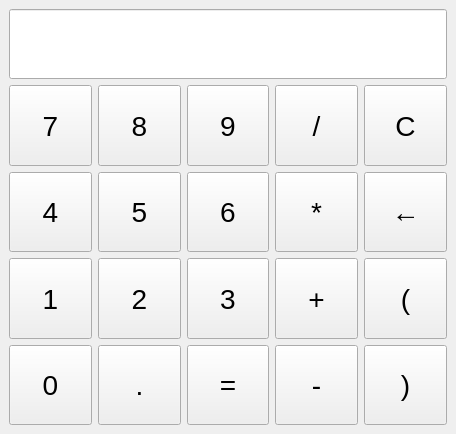
Above: mainwindow.ui from Laefye/labs.oop.03 before the change. Below: the same form after it.
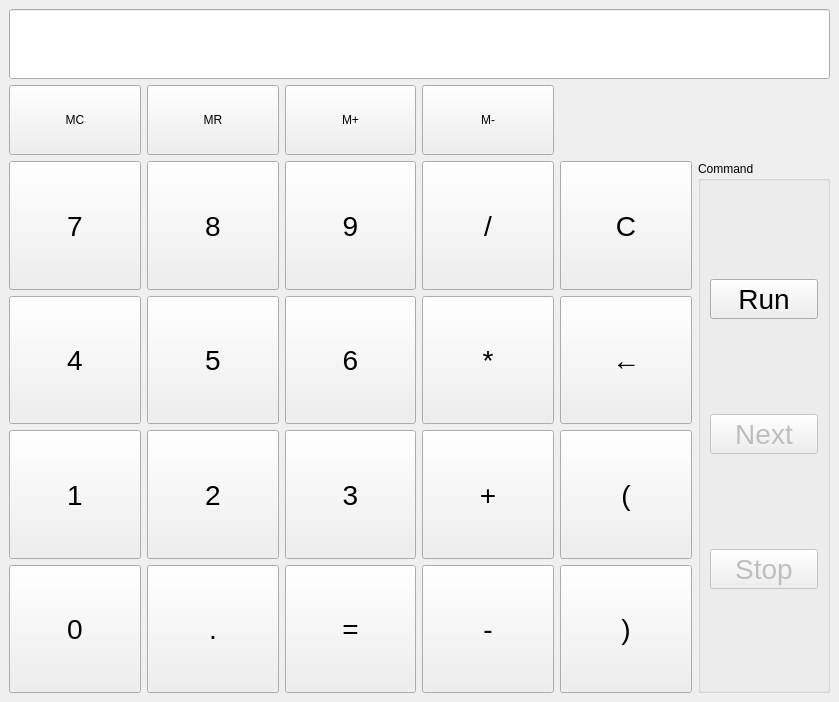
That is the form after the change.

The edit to the form file:
```diff
--- a/mainwindow.ui
+++ b/mainwindow.ui
@@ -6,8 +6,8 @@
    <rect>
     <x>0</x>
     <y>0</y>
-    <width>456</width>
-    <height>434</height>
+    <width>839</width>
+    <height>702</height>
    </rect>
   </property>
   <property name="windowTitle">
@@ -15,8 +15,8 @@
   </property>
   <widget class="QWidget" name="centralwidget">
    <layout class="QGridLayout" name="gridLayout">
-    <item row="4" column="0">
-     <widget class="QPushButton" name="d0">
+    <item row="2" column="2">
+     <widget class="QPushButton" name="d9">
       <property name="sizePolicy">
        <sizepolicy hsizetype="Minimum" vsizetype="Minimum">
         <horstretch>0</horstretch>
@@ -27,11 +27,11 @@
        <string notr="true">font-size: 28px;</string>
       </property>
       <property name="text">
-       <string>0</string>
+       <string>9</string>
       </property>
      </widget>
     </item>
-    <item row="2" column="0">
+    <item row="3" column="0">
      <widget class="QPushButton" name="d4">
       <property name="sizePolicy">
        <sizepolicy hsizetype="Minimum" vsizetype="Minimum">
@@ -47,7 +47,7 @@
       </property>
      </widget>
     </item>
-    <item row="3" column="1">
+    <item row="4" column="1">
      <widget class="QPushButton" name="d2">
       <property name="sizePolicy">
        <sizepolicy hsizetype="Minimum" vsizetype="Minimum">
@@ -63,24 +63,24 @@
       </property>
      </widget>
     </item>
-    <item row="3" column="3">
-     <widget class="QPushButton" name="add">
-      <property name="sizePolicy">
-       <sizepolicy hsizetype="Minimum" vsizetype="Minimum">
-        <horstretch>0</horstretch>
-        <verstretch>0</verstretch>
-       </sizepolicy>
+    <item row="0" column="0" colspan="6">
+     <widget class="QLineEdit" name="result">
+      <property name="minimumSize">
+       <size>
+        <width>0</width>
+        <height>70</height>
+       </size>
       </property>
       <property name="styleSheet">
        <string notr="true">font-size: 28px;</string>
       </property>
-      <property name="text">
-       <string>+</string>
+      <property name="readOnly">
+       <bool>true</bool>
       </property>
      </widget>
     </item>
-    <item row="1" column="2">
-     <widget class="QPushButton" name="d9">
+    <item row="5" column="0">
+     <widget class="QPushButton" name="d0">
       <property name="sizePolicy">
        <sizepolicy hsizetype="Minimum" vsizetype="Minimum">
         <horstretch>0</horstretch>
@@ -91,59 +91,11 @@
        <string notr="true">font-size: 28px;</string>
       </property>
       <property name="text">
-       <string>9</string>
+       <string>0</string>
       </property>
      </widget>
     </item>
-    <item row="2" column="1">
-     <widget class="QPushButton" name="d5">
-      <property name="sizePolicy">
-       <sizepolicy hsizetype="Minimum" vsizetype="Minimum">
-        <horstretch>0</horstretch>
-        <verstretch>0</verstretch>
-       </sizepolicy>
-      </property>
-      <property name="styleSheet">
-       <string notr="true">font-size: 28px;</string>
-      </property>
-      <property name="text">
-       <string>5</string>
-      </property>
-     </widget>
-    </item>
-    <item row="4" column="2">
-     <widget class="QPushButton" name="equals">
-      <property name="sizePolicy">
-       <sizepolicy hsizetype="Minimum" vsizetype="Minimum">
-        <horstretch>0</horstretch>
-        <verstretch>0</verstretch>
-       </sizepolicy>
-      </property>
-      <property name="styleSheet">
-       <string notr="true">font-size: 28px;</string>
-      </property>
-      <property name="text">
-       <string>=</string>
-      </property>
-     </widget>
-    </item>
-    <item row="1" column="3">
-     <widget class="QPushButton" name="divide">
-      <property name="sizePolicy">
-       <sizepolicy hsizetype="Minimum" vsizetype="Minimum">
-        <horstretch>0</horstretch>
-        <verstretch>0</verstretch>
-       </sizepolicy>
-      </property>
-      <property name="styleSheet">
-       <string notr="true">font-size: 28px;</string>
-      </property>
-      <property name="text">
-       <string>/</string>
-      </property>
-     </widget>
-    </item>
-    <item row="2" column="2">
+    <item row="3" column="2">
      <widget class="QPushButton" name="d6">
       <property name="sizePolicy">
        <sizepolicy hsizetype="Minimum" vsizetype="Minimum">
@@ -159,23 +111,7 @@
       </property>
      </widget>
     </item>
-    <item row="4" column="3">
-     <widget class="QPushButton" name="minus">
-      <property name="sizePolicy">
-       <sizepolicy hsizetype="Minimum" vsizetype="Minimum">
-        <horstretch>0</horstretch>
-        <verstretch>0</verstretch>
-       </sizepolicy>
-      </property>
-      <property name="styleSheet">
-       <string notr="true">font-size: 28px;</string>
-      </property>
-      <property name="text">
-       <string>-</string>
-      </property>
-     </widget>
-    </item>
-    <item row="4" column="1">
+    <item row="5" column="1">
      <widget class="QPushButton" name="point">
       <property name="sizePolicy">
        <sizepolicy hsizetype="Minimum" vsizetype="Minimum">
@@ -191,7 +127,7 @@
       </property>
      </widget>
     </item>
-    <item row="1" column="1">
+    <item row="2" column="1">
      <widget class="QPushButton" name="d8">
       <property name="sizePolicy">
        <sizepolicy hsizetype="Minimum" vsizetype="Minimum">
@@ -207,8 +143,8 @@
       </property>
      </widget>
     </item>
-    <item row="3" column="0">
-     <widget class="QPushButton" name="d1">
+    <item row="5" column="2">
+     <widget class="QPushButton" name="equals">
       <property name="sizePolicy">
        <sizepolicy hsizetype="Minimum" vsizetype="Minimum">
         <horstretch>0</horstretch>
@@ -219,11 +155,78 @@
        <string notr="true">font-size: 28px;</string>
       </property>
       <property name="text">
-       <string>1</string>
+       <string>=</string>
       </property>
      </widget>
     </item>
-    <item row="3" column="2">
+    <item row="5" column="4">
+     <widget class="QPushButton" name="closeBracket">
+      <property name="sizePolicy">
+       <sizepolicy hsizetype="Minimum" vsizetype="Minimum">
+        <horstretch>0</horstretch>
+        <verstretch>0</verstretch>
+       </sizepolicy>
+      </property>
+      <property name="styleSheet">
+       <string notr="true">font-size: 28px;</string>
+      </property>
+      <property name="text">
+       <string>)</string>
+      </property>
+     </widget>
+    </item>
+    <item row="2" column="5" rowspan="4">
+     <widget class="QGroupBox" name="groupBox">
+      <property name="sizePolicy">
+       <sizepolicy hsizetype="Preferred" vsizetype="Minimum">
+        <horstretch>0</horstretch>
+        <verstretch>0</verstretch>
+       </sizepolicy>
+      </property>
+      <property name="title">
+       <string>Command</string>
+      </property>
+      <layout class="QGridLayout" name="gridLayout_2">
+       <item row="1" column="0">
+        <widget class="QPushButton" name="next">
+         <property name="enabled">
+          <bool>false</bool>
+         </property>
+         <property name="styleSheet">
+          <string notr="true">font-size: 28px;</string>
+         </property>
+         <property name="text">
+          <string>Next</string>
+         </property>
+        </widget>
+       </item>
+       <item row="0" column="0">
+        <widget class="QPushButton" name="run">
+         <property name="styleSheet">
+          <string notr="true">font-size: 28px;</string>
+         </property>
+         <property name="text">
+          <string>Run</string>
+         </property>
+        </widget>
+       </item>
+       <item row="2" column="0">
+        <widget class="QPushButton" name="stop">
+         <property name="enabled">
+          <bool>false</bool>
+         </property>
+         <property name="styleSheet">
+          <string notr="true">font-size: 28px;</string>
+         </property>
+         <property name="text">
+          <string>Stop</string>
+         </property>
+        </widget>
+       </item>
+      </layout>
+     </widget>
+    </item>
+    <item row="4" column="2">
      <widget class="QPushButton" name="d3">
       <property name="sizePolicy">
        <sizepolicy hsizetype="Minimum" vsizetype="Minimum">
@@ -239,7 +242,7 @@
       </property>
      </widget>
     </item>
-    <item row="1" column="0">
+    <item row="2" column="0">
      <widget class="QPushButton" name="d7">
       <property name="sizePolicy">
        <sizepolicy hsizetype="Minimum" vsizetype="Minimum">
@@ -255,7 +258,71 @@
       </property>
      </widget>
     </item>
+    <item row="4" column="3">
+     <widget class="QPushButton" name="add">
+      <property name="sizePolicy">
+       <sizepolicy hsizetype="Minimum" vsizetype="Minimum">
+        <horstretch>0</horstretch>
+        <verstretch>0</verstretch>
+       </sizepolicy>
+      </property>
+      <property name="styleSheet">
+       <string notr="true">font-size: 28px;</string>
+      </property>
+      <property name="text">
+       <string>+</string>
+      </property>
+     </widget>
+    </item>
+    <item row="5" column="3">
+     <widget class="QPushButton" name="minus">
+      <property name="sizePolicy">
+       <sizepolicy hsizetype="Minimum" vsizetype="Minimum">
+        <horstretch>0</horstretch>
+        <verstretch>0</verstretch>
+       </sizepolicy>
+      </property>
+      <property name="styleSheet">
+       <string notr="true">font-size: 28px;</string>
+      </property>
+      <property name="text">
+       <string>-</string>
+      </property>
+     </widget>
+    </item>
+    <item row="3" column="4">
+     <widget class="QPushButton" name="del">
+      <property name="sizePolicy">
+       <sizepolicy hsizetype="Minimum" vsizetype="Minimum">
+        <horstretch>0</horstretch>
+        <verstretch>0</verstretch>
+       </sizepolicy>
+      </property>
+      <property name="styleSheet">
+       <string notr="true">font-size: 28px;</string>
+      </property>
+      <property name="text">
+       <string>←</string>
+      </property>
+     </widget>
+    </item>
     <item row="2" column="3">
+     <widget class="QPushButton" name="divide">
+      <property name="sizePolicy">
+       <sizepolicy hsizetype="Minimum" vsizetype="Minimum">
+        <horstretch>0</horstretch>
+        <verstretch>0</verstretch>
+       </sizepolicy>
+      </property>
+      <property name="styleSheet">
+       <string notr="true">font-size: 28px;</string>
+      </property>
+      <property name="text">
+       <string>/</string>
+      </property>
+     </widget>
+    </item>
+    <item row="3" column="3">
      <widget class="QPushButton" name="multiply">
       <property name="sizePolicy">
        <sizepolicy hsizetype="Minimum" vsizetype="Minimum">
@@ -271,39 +338,55 @@
       </property>
      </widget>
     </item>
-    <item row="0" column="0" colspan="5">
-     <widget class="QLineEdit" name="result">
-      <property name="minimumSize">
-       <size>
-        <width>0</width>
-        <height>70</height>
-       </size>
+    <item row="4" column="0">
+     <widget class="QPushButton" name="d1">
+      <property name="sizePolicy">
+       <sizepolicy hsizetype="Minimum" vsizetype="Minimum">
+        <horstretch>0</horstretch>
+        <verstretch>0</verstretch>
+       </sizepolicy>
       </property>
       <property name="styleSheet">
        <string notr="true">font-size: 28px;</string>
       </property>
-      <property name="readOnly">
-       <bool>true</bool>
+      <property name="text">
+       <string>1</string>
+      </property>
+     </widget>
+    </item>
+    <item row="3" column="1">
+     <widget class="QPushButton" name="d5">
+      <property name="sizePolicy">
+       <sizepolicy hsizetype="Minimum" vsizetype="Minimum">
+        <horstretch>0</horstretch>
+        <verstretch>0</verstretch>
+       </sizepolicy>
+      </property>
+      <property name="styleSheet">
+       <string notr="true">font-size: 28px;</string>
+      </property>
+      <property name="text">
+       <string>5</string>
+      </property>
+     </widget>
+    </item>
+    <item row="2" column="4">
+     <widget class="QPushButton" name="clear">
+      <property name="sizePolicy">
+       <sizepolicy hsizetype="Minimum" vsizetype="Minimum">
+        <horstretch>0</horstretch>
+        <verstretch>0</verstretch>
+       </sizepolicy>
+      </property>
+      <property name="styleSheet">
+       <string notr="true">font-size: 28px;</string>
+      </property>
+      <property name="text">
+       <string>C</string>
       </property>
      </widget>
     </item>
     <item row="4" column="4">
-     <widget class="QPushButton" name="closeBracket">
-      <property name="sizePolicy">
-       <sizepolicy hsizetype="Minimum" vsizetype="Minimum">
-        <horstretch>0</horstretch>
-        <verstretch>0</verstretch>
-       </sizepolicy>
-      </property>
-      <property name="styleSheet">
-       <string notr="true">font-size: 28px;</string>
-      </property>
-      <property name="text">
-       <string>)</string>
-      </property>
-     </widget>
-    </item>
-    <item row="3" column="4">
      <widget class="QPushButton" name="openBracket">
       <property name="sizePolicy">
        <sizepolicy hsizetype="Minimum" vsizetype="Minimum">
@@ -319,35 +402,61 @@
       </property>
      </widget>
     </item>
-    <item row="1" column="4">
-     <widget class="QPushButton" name="clear">
+    <item row="1" column="0">
+     <widget class="QPushButton" name="mc">
       <property name="sizePolicy">
        <sizepolicy hsizetype="Minimum" vsizetype="Minimum">
         <horstretch>0</horstretch>
         <verstretch>0</verstretch>
        </sizepolicy>
       </property>
-      <property name="styleSheet">
-       <string notr="true">font-size: 28px;</string>
+      <property name="maximumSize">
+       <size>
+        <width>16777215</width>
+        <height>70</height>
+       </size>
       </property>
       <property name="text">
-       <string>C</string>
+       <string>MC</string>
       </property>
      </widget>
     </item>
-    <item row="2" column="4">
-     <widget class="QPushButton" name="del">
+    <item row="1" column="1">
+     <widget class="QPushButton" name="mr">
       <property name="sizePolicy">
        <sizepolicy hsizetype="Minimum" vsizetype="Minimum">
         <horstretch>0</horstretch>
         <verstretch>0</verstretch>
        </sizepolicy>
       </property>
-      <property name="styleSheet">
-       <string notr="true">font-size: 28px;</string>
+      <property name="text">
+       <string>MR</string>
       </property>
+     </widget>
+    </item>
+    <item row="1" column="2">
+     <widget class="QPushButton" name="mp">
+      <property name="sizePolicy">
+       <sizepolicy hsizetype="Minimum" vsizetype="Minimum">
+        <horstretch>0</horstretch>
+        <verstretch>0</verstretch>
+       </sizepolicy>
+      </property>
       <property name="text">
-       <string>←</string>
+       <string>M+</string>
+      </property>
+     </widget>
+    </item>
+    <item row="1" column="3">
+     <widget class="QPushButton" name="mm">
+      <property name="sizePolicy">
+       <sizepolicy hsizetype="Minimum" vsizetype="Minimum">
+        <horstretch>0</horstretch>
+        <verstretch>0</verstretch>
+       </sizepolicy>
+      </property>
+      <property name="text">
+       <string>M-</string>
       </property>
      </widget>
     </item>
```
